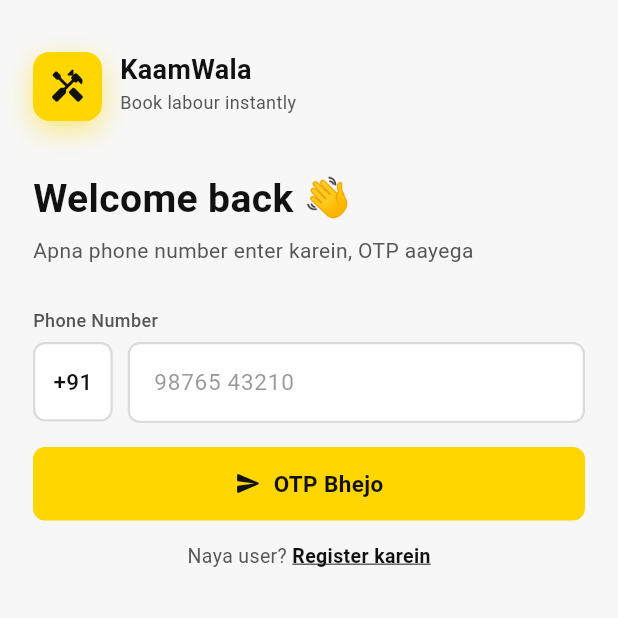
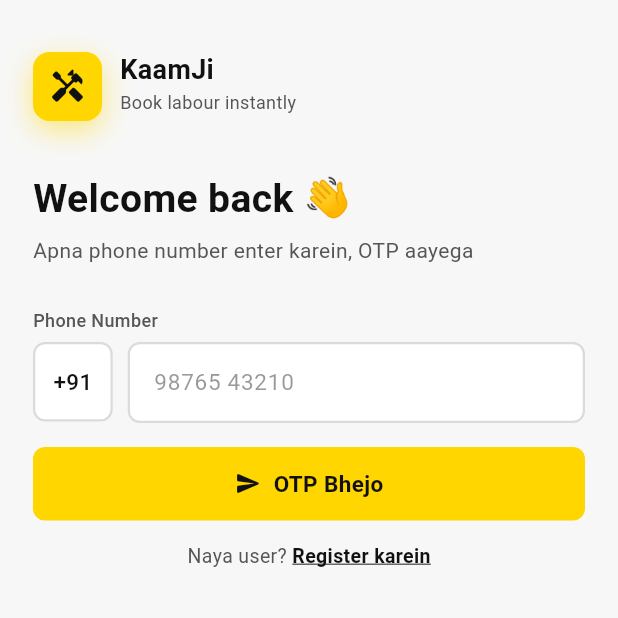
Before and after one commit to ankitovdeveloper/KaamWala_Thekedar, a Flutter app: the screen it shows after launch, on a phone screen of 412 x 824 dp, the top half of it. Run offline on Flutter 3.47's test engine with Material 3 defaults, Android fonts, the light colour scheme and no system bars; our stand-ins replace audioplayers, firebase_core, firebase_messaging, flutter_local_notifications, geocoding, geolocator and 4 more; missing offline and left inert: dart:js_interop, razorpay_flutter; accounts and stored records are empty; network calls fail; Roboto replaces fonts that are missing (Segoe UI).

Commit message:
feat: Update branding from KaamWala to KaamJi and enhance location handling in booking process

```diff
--- a/lib/app.dart
+++ b/lib/app.dart
@@ -82,7 +82,7 @@ class _KaamWalaAppState extends State<KaamWalaApp> {
     return SessionScope(
       session: _session,
       child: MaterialApp(
-        title: 'KaamWala',
+        title: 'KaamJi Thekedar',
         debugShowCheckedModeBanner: false,
         navigatorKey: Routes.navigatorKey,
         theme: AppTheme.light,
--- a/lib/core/i18n/app_strings.dart
+++ b/lib/core/i18n/app_strings.dart
@@ -32,7 +32,7 @@ class AppStrings {
   // ── Brand ─────────────────────────────────────────────────────────────────
 
   /// The product name is not translated; it is the brand.
-  String get appName => 'KaamWala';
+  String get appName => 'KaamJi';
   String get tagline => 'Book labour instantly';
 
   // ── Generic actions & errors ──────────────────────────────────────────────
@@ -531,7 +531,7 @@ class AppStrings {
   String get payBeneficiary => 'Account par naam';
   String payOnlineButton(int amount) => '₹$amount Pay karein';
   String payOnlineNote(String name) =>
-      'Razorpay se surakshit payment — paisa KaamWala ke through $name tak pahunchega.';
+      'Razorpay se surakshit payment — paisa KaamJi ke through $name tak pahunchega.';
   String get payCancelled => 'Payment cancel ho gaya. Koi paisa nahi kata.';
   String get payFailed => 'Payment nahi ho paya. Dobara try karein.';
   String get payVerifyPending =>
@@ -1429,7 +1429,7 @@ class _Hindi extends AppStrings {
   String payOnlineButton(int amount) => '₹$amount पे करें';
   @override
   String payOnlineNote(String name) =>
-      'Razorpay से सुरक्षित पेमेंट — पैसा KaamWala के ज़रिए $name तक पहुँचेगा।';
+      'Razorpay से सुरक्षित पेमेंट — पैसा KaamJi के ज़रिए $name तक पहुँचेगा।';
   @override
   String get payCancelled => 'पेमेंट कैंसल हो गया। कोई पैसा नहीं कटा।';
   @override
@@ -2401,7 +2401,7 @@ class _English extends AppStrings {
   String payOnlineButton(int amount) => 'Pay ₹$amount';
   @override
   String payOnlineNote(String name) =>
-      'Secure payment via Razorpay — KaamWala passes the money on to $name.';
+      'Secure payment via Razorpay — KaamJi passes the money on to $name.';
   @override
   String get payCancelled => 'Payment cancelled. Nothing was charged.';
   @override
@@ -3184,7 +3184,7 @@ class _Bhojpuri extends _Hindi {
   String payOnlineButton(int amount) => '₹$amount पे करीं';
   @override
   String payOnlineNote(String name) =>
-      'Razorpay से सुरक्षित पेमेंट — पइसा KaamWala के जरिए $name तक पहुँची।';
+      'Razorpay से सुरक्षित पेमेंट — पइसा KaamJi के जरिए $name तक पहुँची।';
   @override
   String get payCancelled => 'पेमेंट कैंसल हो गइल। कवनो पइसा ना कटल।';
   @override
--- a/lib/core/payments/payment_gateway.dart
+++ b/lib/core/payments/payment_gateway.dart
@@ -93,7 +93,7 @@ class RazorpayGateway implements PaymentGateway {
         'order_id': order.orderId,
         'amount': order.amount * 100, // paise
         'currency': order.currency,
-        'name': 'KaamWala',
+        'name': 'KaamJi',
         'description': description,
         'prefill': {
           'name': ?order.prefillName,
--- a/lib/data/models/models.dart
+++ b/lib/data/models/models.dart
@@ -2014,7 +2014,7 @@ class LegalDocument {
 /// `database/migrations/…_create_legal_documents_table.php`.
 const _bundledTerms = '''
 1. Account aur pehchaan
-KaamWala par account banane ke liye aapka mobile number OTP se verify kiya jaata hai. Aap jo jaankari dete hain (naam, city, skills, documents) woh sahi honi chahiye. Galat jaankari par account band kiya ja sakta hai.
+KaamJi par account banane ke liye aapka mobile number OTP se verify kiya jaata hai. Aap jo jaankari dete hain (naam, city, skills, documents) woh sahi honi chahiye. Galat jaankari par account band kiya ja sakta hai.
 
 2. Kaam aur booking
 App sirf Thekedar aur Labour ko aapas mein jodne ka zariya hai. Kaam ki quality, samay aur vyavhaar ki zimmedari dono paksh ki apni hai. Booking accept karne ke baad tay kiya gaya samay aur rate maanya hoga.
```
Also changed, not shown: lib/core/location/device_location.dart (+35 -0 lines), lib/features/labour_detail/widgets/booking_sheet.dart (+9 -2 lines), 28 other files.
